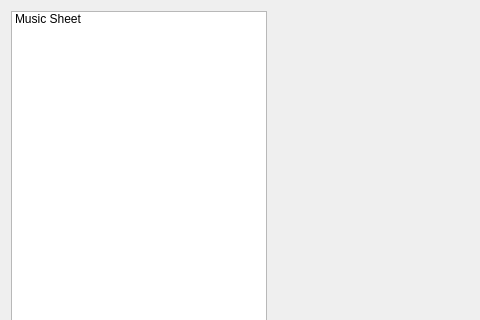
Above: src/app/dialogs/settingsdialog.ui from EgonSpengler/LimePipes before the change; both pictures show x 0 to 480 and y 0 to 320 of the 998 by 771 pixel window. Below: the same form after it.
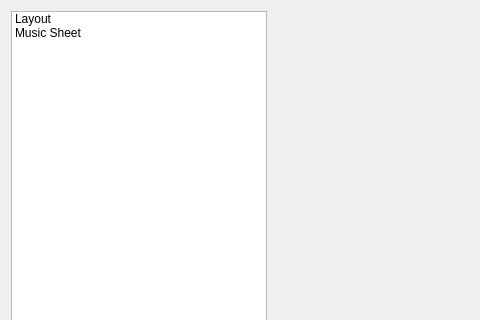
That is the form after the change. Icons and pictures are not drawn. Custom widgets are drawn as their Qt base class.

Commit message: populate layout settings page with default page size

```diff
--- a/src/app/dialogs/settingsdialog.ui
+++ b/src/app/dialogs/settingsdialog.ui
@@ -24,12 +24,6 @@
          <verstretch>0</verstretch>
         </sizepolicy>
        </property>
-       <property name="gridSize">
-        <size>
-         <width>0</width>
-         <height>0</height>
-        </size>
-       </property>
        <property name="viewMode">
         <enum>QListView::ListMode</enum>
        </property>
```
The commit also changes 5 other files.
